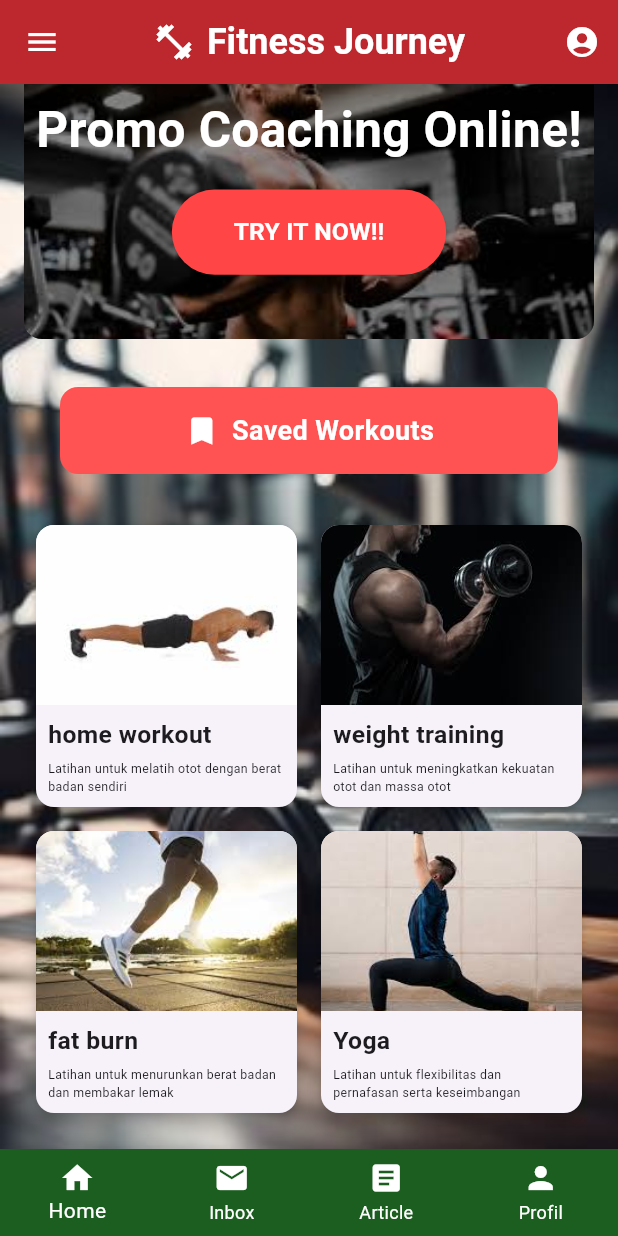
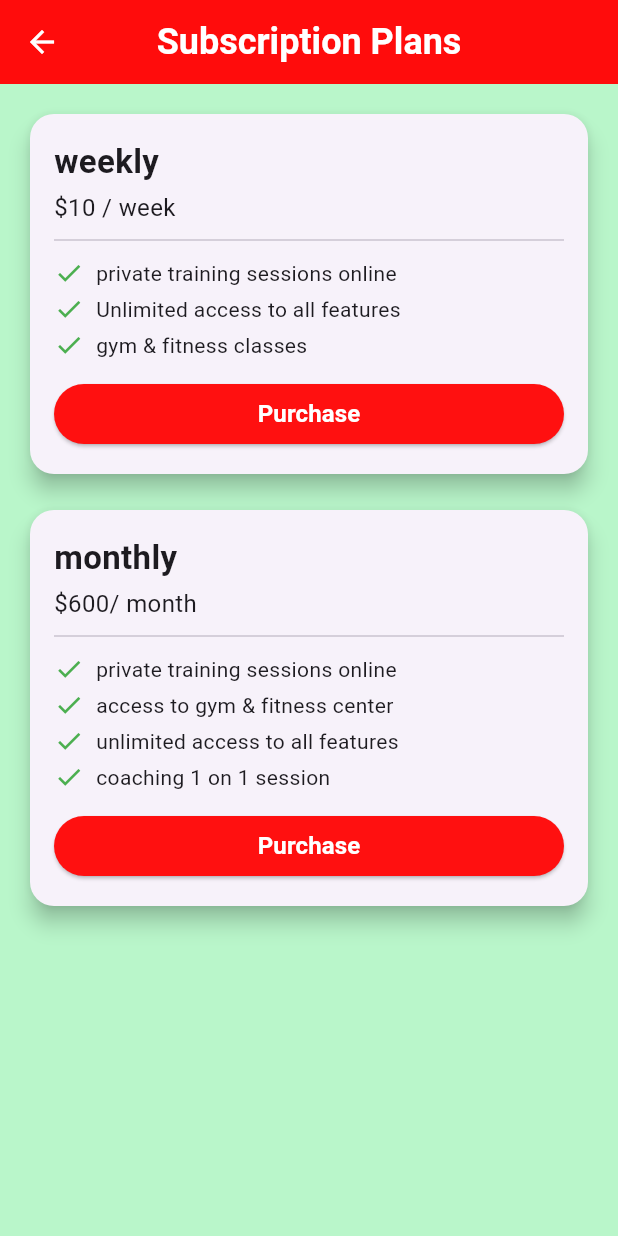
Before and after one commit to Juv-andrew/groupie, a Flutter app: the FitnessHomePage screen opened directly, scrolled down 68 dp, after a tap on "TRY IT NOW!!", on a phone screen of 412 x 824 dp. Run offline on Flutter 3.47's test engine with Material 3 defaults, Android fonts, the light colour scheme and no system bars; our stand-ins replace smooth_page_indicator.

Commit message:
membuat halaman subscription

```diff
--- a/lib/fitness.dart
+++ b/lib/fitness.dart
@@ -4,6 +4,7 @@ import 'package:project/artikel.dart';
 import 'package:project/fitness/fat_burn_page.dart';
 import 'package:project/fitness/home_workout_page.dart';
 import 'package:project/fitness/saved_workout_page.dart';
+import 'package:project/fitness/subscriptionpage.dart';
 import 'package:project/fitness/weight_training_page.dart';
 import 'package:project/fitness/yoga_page.dart';
 import 'package:project/main_page.dart';
@@ -39,12 +40,25 @@ class FitnessHomePage extends StatelessWidget {
           onSelected: (value) {
             print('Kamu memilih: $value');
           },
-          itemBuilder: (BuildContext context) => <PopupMenuEntry<String>>[
+          itemBuilder:
+              (BuildContext context) => <PopupMenuEntry<String>>[
                 const PopupMenuItem<String>(value: 'Home', child: Text('Home')),
-            const PopupMenuItem<String>(value: 'menu 2', child: Text('menu 2')),
-            const PopupMenuItem<String>(value: 'menu 3', child: Text('Menu 3')),
-            const PopupMenuItem<String>(value: 'Menu 4', child: Text('Menu 4')),
-            const PopupMenuItem<String>(value: 'menu 5', child: Text('Menu 5')),
+                const PopupMenuItem<String>(
+                  value: 'menu 2',
+                  child: Text('menu 2'),
+                ),
+                const PopupMenuItem<String>(
+                  value: 'menu 3',
+                  child: Text('Menu 3'),
+                ),
+                const PopupMenuItem<String>(
+                  value: 'Menu 4',
+                  child: Text('Menu 4'),
+                ),
+                const PopupMenuItem<String>(
+                  value: 'menu 5',
+                  child: Text('Menu 5'),
+                ),
               ],
         ),
         title: Row(
@@ -74,10 +88,7 @@ class FitnessHomePage extends StatelessWidget {
       body: Stack(
         children: [
           Positioned.fill(
-            child: Image.asset(
-              'img-project/main_bg.jpg',
-              fit: BoxFit.cover,
-            ),
+            child: Image.asset('img-project/main_bg.jpg', fit: BoxFit.cover),
           ),
           SafeArea(
             child: SingleChildScrollView(
@@ -124,16 +135,28 @@ class FitnessHomePage extends StatelessWidget {
                                   ),
                                 ),
                                 SizedBox(
-                                  height: MediaQuery.of(context).size.height *
-                                      0.02,
+                                  height:
+                                      MediaQuery.of(context).size.height * 0.02,
                                 ),
                                 ElevatedButton(
                                   onPressed: () {
-                                    print('Click Me!');
+                                    Navigator.push(
+                                      context,
+                                      MaterialPageRoute(
+                                        builder:
+                                            (context) =>
+                                                const SubscriptionPage(),
+                                      ),
+                                    );
                                   },
+
                                   style: ElevatedButton.styleFrom(
-                                    backgroundColor:
-                                        const Color.fromARGB(255, 255, 69, 69),
+                                    backgroundColor: const Color.fromARGB(
+                                      255,
+                                      255,
+                                      69,
+                                      69,
+                                    ),
                                     padding: EdgeInsets.symmetric(
                                       horizontal:
                                           MediaQuery.of(context).size.width *
@@ -168,7 +191,8 @@ class FitnessHomePage extends StatelessWidget {
                           Navigator.push(
                             context,
                             MaterialPageRoute(
-                              builder: (_) => SavedWorkoutPage(
+                              builder:
+                                  (_) => SavedWorkoutPage(
                                     savedWorkouts: ['Fat Burn', 'Yoga'],
                                   ),
                             ),
@@ -177,7 +201,9 @@ class FitnessHomePage extends StatelessWidget {
                         child: Container(
                           width: double.infinity,
                           margin: const EdgeInsets.symmetric(
-                              horizontal: 24, vertical: 16),
+                            horizontal: 24,
+                            vertical: 16,
+                          ),
                           padding: const EdgeInsets.symmetric(vertical: 16),
                           decoration: BoxDecoration(
                             color: Colors.redAccent,
@@ -260,7 +286,7 @@ class FitnessHomePage extends StatelessWidget {
       ),
       bottomNavigationBar: BottomNavigationBar(
         type: BottomNavigationBarType.fixed,
-        backgroundColor: const Color(0xFF1B5E20),
+        backgroundColor: const Color.fromARGB(255, 255, 9, 0),
         selectedItemColor: Colors.white,
         unselectedItemColor: Colors.white,
         currentIndex: 0, // Sesuaikan ini jika kamu ingin aktifkan tab lain
@@ -346,8 +372,9 @@ class FitnessHomePage extends StatelessWidget {
           mainAxisSize: MainAxisSize.min,
           children: [
             ClipRRect(
-              borderRadius:
-                  const BorderRadius.vertical(top: Radius.circular(12)),
+              borderRadius: const BorderRadius.vertical(
+                top: Radius.circular(12),
+              ),
               child: Image.asset(
                 imageAsset,
                 height: imageHeight,
--- /dev/null
+++ b/lib/fitness/subscriptionpage.dart
@@ -0,0 +1,112 @@
+import 'package:flutter/material.dart';
+
+class SubscriptionPage extends StatelessWidget {
+  const SubscriptionPage({super.key});
+
+  @override
+  Widget build(BuildContext context) {
+    return Scaffold(
+      appBar: AppBar(
+        title: const Text('Subscription Plans'),
+        titleTextStyle: const TextStyle(
+          fontSize: 24,
+          fontWeight: FontWeight.bold,
+          color: Colors.white,
+        ),
+        leading: IconButton(
+          icon: const Icon(Icons.arrow_back, color: Colors.white),
+          onPressed: () => Navigator.pop(context),
+        ),
+        centerTitle: true,
+        backgroundColor: const Color.fromARGB(255, 255, 12, 12),
+      ),
+      body: Padding(
+        padding: const EdgeInsets.all(16.0),
+        child: ListView(
+          children: [
+            _buildPlanCard(
+              context,
+              title: "weekly",
+              price: "\$10 / week",
+              features: [
+                "private training sessions online",
+                "Unlimited access to all features",
+                "gym & fitness classes",
+              ],
+              onPressed: () => print("Selected weekly Plan"),
+            ),
+            const SizedBox(height: 16),
+            _buildPlanCard(
+              context,
+              title: "monthly",
+              price: "\$600/ month",
+              features: [
+                "private training sessions online",
+                "access to gym & fitness center",
+                "unlimited access to all features",
+                "coaching 1 on 1 session",
+              ],
+              onPressed: () => print("Selected monthly Plan"),
+            ),
+          ],
+        ),
+      ),
+    );
+  }
+
+  Widget _buildPlanCard(
+    BuildContext context, {
+    required String title,
+    required String price,
+    required List<String> features,
+    required VoidCallback onPressed,
+  }) {
+    return Card(
+      shape: RoundedRectangleBorder(borderRadius: BorderRadius.circular(16)),
+      elevation: 6,
+      child: Padding(
+        padding: const EdgeInsets.all(16.0),
+        child: Column(
+          crossAxisAlignment: CrossAxisAlignment.start,
+          children: [
+            Text(
+              title,
+              style: const TextStyle(fontSize: 22, fontWeight: FontWeight.bold),
+            ),
+            const SizedBox(height: 4),
+            Text(price, style: const TextStyle(fontSize: 16)),
+            const Divider(height: 20, thickness: 1),
+            ...features.map(
+              (f) => Padding(
+                padding: const EdgeInsets.symmetric(vertical: 2),
+                child: Row(
+                  children: [
+                    const Icon(Icons.check, color: Colors.green, size: 20),
+                    const SizedBox(width: 8),
+                    Expanded(child: Text(f)),
+                  ],
+                ),
+              ),
+            ),
+            const SizedBox(height: 10),
+            ElevatedButton(
+              onPressed: onPressed,
+              style: ElevatedButton.styleFrom(
+                backgroundColor: const Color.fromARGB(255, 255, 16, 16),
+                minimumSize: const Size.fromHeight(40),
+              ),
+              child: const Text(
+                "Purchase",
+                style: TextStyle(
+                  fontSize: 16,
+                  fontWeight: FontWeight.bold,
+                  color: Colors.white,
+                ),
+              ),
+            ),
+          ],
+        ),
+      ),
+    );
+  }
+}
```
Lines whose indentation alone changed are shown as unchanged.
